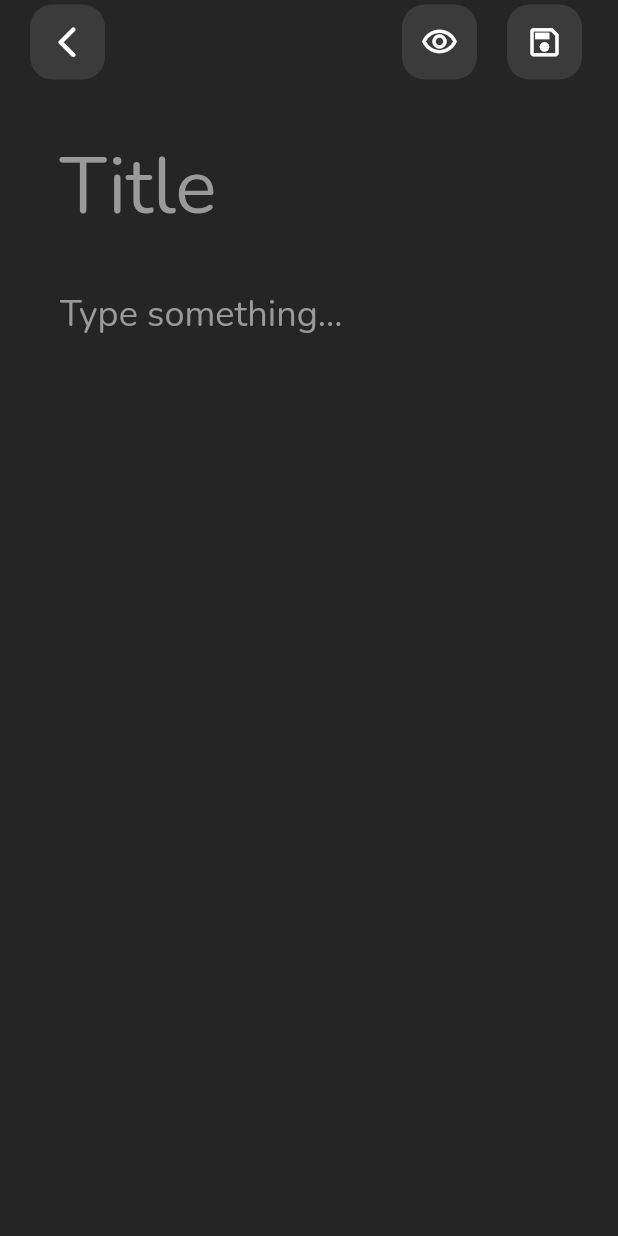
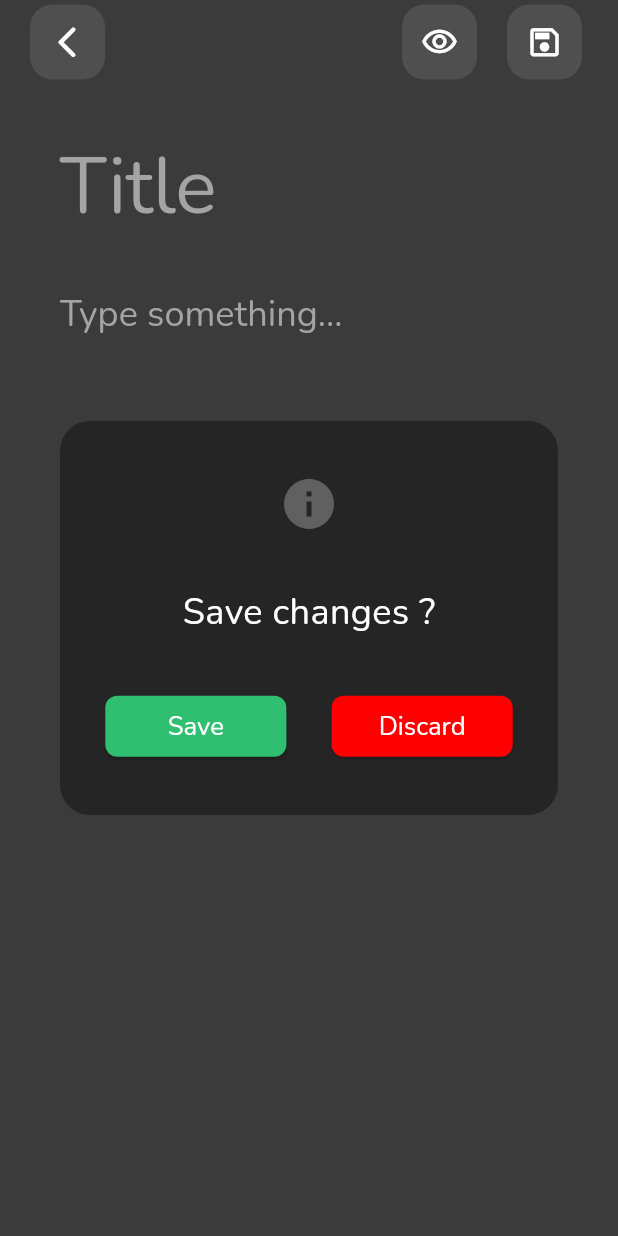
Before and after one commit to MAHMOUDELSAYED69/Note-Studio, a Flutter app: the AddNoteScreen screen opened by its route, after a tap on the "save" icon, on a phone screen of 412 x 824 dp. Run offline on Flutter 3.47's test engine with Material 3 defaults, Android fonts, the phone set to English and light mode, and no system bars; our stand-ins replace animated_text_kit, flutter_bloc, flutter_screenutil.

Commit message:
create openMyDialog method

```diff
--- /dev/null
+++ b/lib/utils/helper/my_dialog.dart
@@ -0,0 +1,75 @@
+ import 'package:flutter/material.dart';
+import 'package:flutter_screenutil/flutter_screenutil.dart';
+import 'package:note_studio/utils/extentions/extentions.dart';
+
+import '../../view/widgets/my_elevated_button.dart';
+import '../constants/colors.dart';
+
+void openMyDialog(
+    BuildContext context, {
+    required String submitButtonText,
+    required String title,
+    void Function()? submitButtonMethod,
+  }) {
+    showGeneralDialog(
+        context: context,
+        barrierColor: ColorManager.white.withOpacity(0.1),
+        barrierDismissible: true,
+        transitionBuilder: (context, animation, secondaryAnimation, child) {
+          return FadeTransition(
+            opacity: animation,
+            child: FadeTransition(
+              opacity: animation,
+              child: child,
+            ),
+          );
+        },
+        barrierLabel:
+            MaterialLocalizations.of(context).modalBarrierDismissLabel,
+        pageBuilder: (BuildContext buildContext, Animation animation,
+                Animation secondaryAnimation) =>
+            Dialog(
+              child: Container(
+                width: context.width,
+                height: 220.h,
+                decoration: BoxDecoration(
+                    borderRadius: BorderRadius.circular(20),
+                    color: ColorManager.dark),
+                child: Column(
+                  mainAxisAlignment: MainAxisAlignment.spaceEvenly,
+                  children: [
+                    Icon(
+                      Icons.info,
+                      color: ColorManager.grey,
+                      size: 35.sp,
+                    ),
+                    Text(title,
+                        style: context.textTheme.bodyMedium?.copyWith(
+                          fontSize: 21.sp,
+                          fontWeight: FontWeight.w400,
+                        )),
+                    Row(
+                      children: [
+                        const Spacer(),
+                        Expanded(
+                            flex: 4,
+                            child: MyElevatedButton(
+                              title: submitButtonText,
+                              onPressed: submitButtonMethod,
+                            )),
+                        const Spacer(),
+                        Expanded(
+                            flex: 4,
+                            child: MyElevatedButton(
+                              title: 'Discard',
+                              backgroundColor: ColorManager.red,
+                              onPressed: () => Navigator.pop(context),
+                            )),
+                        const Spacer(),
+                      ],
+                    )
+                  ],
+                ),
+              ),
+            ));
+  }
--- a/lib/view/screens/add_note_screen.dart
+++ b/lib/view/screens/add_note_screen.dart
@@ -2,7 +2,9 @@ import 'package:flutter/material.dart';
 import 'package:flutter_screenutil/flutter_screenutil.dart';
 import 'package:note_studio/utils/constants/colors.dart';
 import 'package:note_studio/utils/extentions/extentions.dart';
+import 'package:note_studio/view/widgets/my_elevated_button.dart';
 
+import '../../utils/helper/my_dialog.dart';
 import '../widgets/my_app_bar_action_button.dart';
 
 class AddNoteScreen extends StatelessWidget {
@@ -30,7 +32,13 @@ class AddNoteScreen extends StatelessWidget {
           const SizedBox(width: 20),
           AppBarActionButton(
             iconData: Icons.save_outlined,
-            onTap: () {},
+            onTap: () => openMyDialog(
+              context,
+              submitButtonText: 'Save',
+              title: 'Save changes ?',
+              submitButtonMethod: () =>
+                  Navigator.popUntil(context, (route) => route.isFirst),
+            ),
           ),
           const SizedBox(width: 24),
         ],
```
